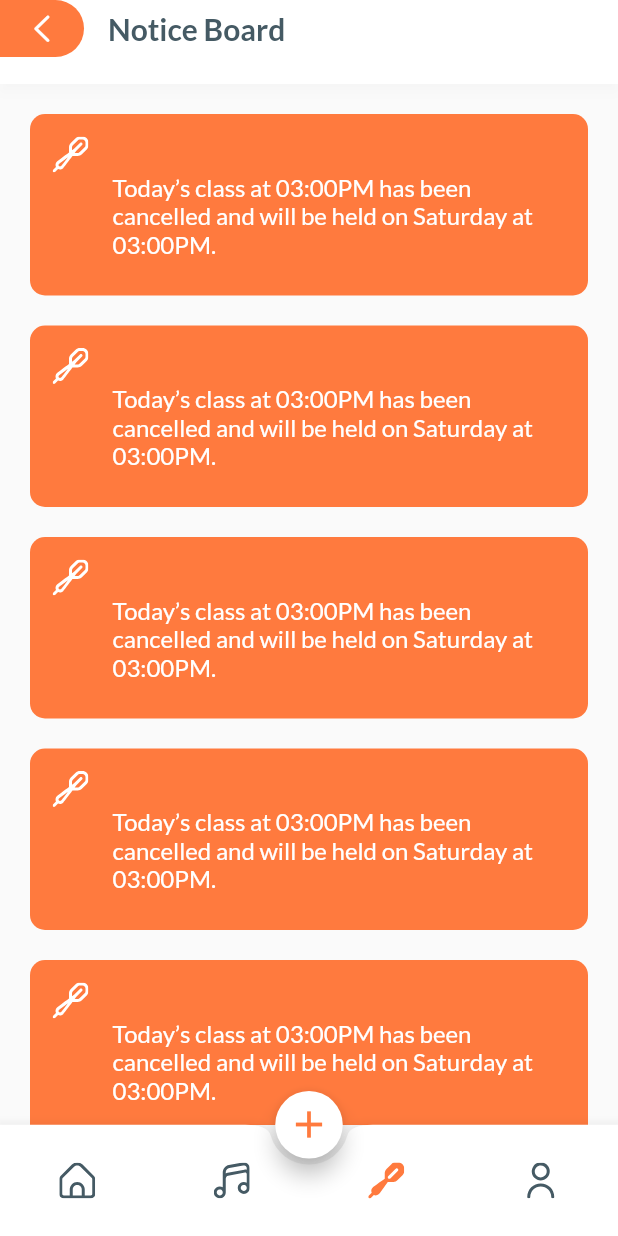
After one commit to tahaansari800/gurukul_app, a Flutter app: the screen it shows after launch, item 3 of the bottom bar chosen, on a phone screen of 412 x 824 dp. The commit adds this screen. Run offline on Flutter 3.47's test engine with Material 2 defaults, Android fonts, the phone set to English and light mode, and no system bars; our stand-ins replace flutter_svg, google_fonts.

Commit message:
notice screen added and floatingbtn color change conditon

```diff
--- a/lib/routes.dart
+++ b/lib/routes.dart
@@ -3,6 +3,7 @@ import 'package:grukul_schedular_app/screens/classes_mode.dart';
 import 'package:grukul_schedular_app/screens/details_scrn.dart';
 import 'package:grukul_schedular_app/screens/home_scrn.dart';
 import 'package:grukul_schedular_app/screens/myprofile/profile_edit_scrn.dart';
+import 'package:grukul_schedular_app/screens/notice_board_scrn.dart';
 import 'package:grukul_schedular_app/screens/otp_scrn.dart';
 import 'package:grukul_schedular_app/screens/pasions_scrn.dart';
 import 'package:grukul_schedular_app/screens/signin_scrn.dart';
@@ -24,4 +25,5 @@ final Map<String, WidgetBuilder> routes = {
   Classedmode.routName: (context) => const Classedmode(),
   CustomBottomNavigation.routName: (context) => const CustomBottomNavigation(),
   EditProfile.routName: (context) => const EditProfile(),
+  NoticeBoardScrn.routName: (context) => const NoticeBoardScrn(),
 };
--- a/lib/screens/componant/custom_navigation.dart
+++ b/lib/screens/componant/custom_navigation.dart
@@ -3,10 +3,13 @@ import 'package:flutter_svg/flutter_svg.dart';
 import 'package:grukul_schedular_app/constant.dart';
 import 'package:grukul_schedular_app/screens/home_scrn.dart';
 import 'package:grukul_schedular_app/screens/myprofile/profile_scrn.dart';
+import 'package:grukul_schedular_app/screens/notice_board_scrn.dart';
 
 class CustomBottomNavigation extends StatefulWidget {
   static String routName = '/custom_navigation';
-  const CustomBottomNavigation({Key? key}) : super(key: key);
+  const CustomBottomNavigation({
+    Key? key,
+  }) : super(key: key);
 
   @override
   State<CustomBottomNavigation> createState() => _CustomBottomNavigationState();
@@ -14,10 +17,15 @@ class CustomBottomNavigation extends StatefulWidget {
 
 class _CustomBottomNavigationState extends State<CustomBottomNavigation> {
   int _selectedIndex = 0;
+
+  ///change color of floating actionbutton
+  ///if true it will white else orange color
+  bool floatingBtnColor = false;
+
   List<Widget> screens = [
     const HomeScrn(),
     const HomeScrn(),
-    const HomeScrn(),
+    const NoticeBoardScrn(),
     const ProfileScrn(),
   ];
   @override
@@ -27,11 +35,11 @@ class _CustomBottomNavigationState extends State<CustomBottomNavigation> {
         height: 45,
         width: 45,
         child: FloatingActionButton(
-          backgroundColor: orange,
+          backgroundColor: floatingBtnColor == false ? orange : white,
           onPressed: () {},
-          child: const Icon(
+          child: Icon(
             Icons.add,
-            color: white,
+            color: floatingBtnColor == false ? white : orange,
             size: 30,
           ),
         ),
@@ -47,6 +55,8 @@ class _CustomBottomNavigationState extends State<CustomBottomNavigation> {
             IconBottomBar(
               selected: _selectedIndex == 0,
               onPressed: () {
+                floatingBtnColor = false;
+
                 setState(() {
                   _selectedIndex = 0;
                 });
@@ -57,6 +67,8 @@ class _CustomBottomNavigationState extends State<CustomBottomNavigation> {
             IconBottomBar(
               selected: _selectedIndex == 1,
               onPressed: () {
+                floatingBtnColor = true;
+
                 setState(() {
                   _selectedIndex = 1;
                 });
@@ -67,6 +79,7 @@ class _CustomBottomNavigationState extends State<CustomBottomNavigation> {
             IconBottomBar(
               selected: _selectedIndex == 2,
               onPressed: () {
+                floatingBtnColor = true;
                 setState(() {
                   _selectedIndex = 2;
                 });
@@ -77,6 +90,8 @@ class _CustomBottomNavigationState extends State<CustomBottomNavigation> {
             IconBottomBar(
               selected: _selectedIndex == 3,
               onPressed: () {
+                floatingBtnColor = false;
+
                 setState(() {
                   _selectedIndex = 3;
                 });
--- /dev/null
+++ b/lib/screens/notice_board_scrn.dart
@@ -0,0 +1,89 @@
+import 'package:flutter/material.dart';
+import 'package:flutter_svg/flutter_svg.dart';
+import 'package:grukul_schedular_app/constant.dart';
+import 'package:grukul_schedular_app/screens/componant/custom_appbar.dart';
+import 'package:grukul_schedular_app/screens/componant/custom_navigation.dart';
+
+class NoticeBoardScrn extends StatelessWidget {
+  static String routName = '/notice_board_scrn';
+  const NoticeBoardScrn({Key? key}) : super(key: key);
+
+  @override
+  Widget build(BuildContext context) {
+    return Scaffold(
+      appBar: CustomAppBar(
+        appBar: AppBar(),
+        ontap: () {
+          Navigator.pushNamed(context, CustomBottomNavigation.routName);
+        },
+        title: 'Notice Board',
+      ),
+      body: Padding(
+        padding: const EdgeInsets.symmetric(horizontal: 20.0),
+        child: SingleChildScrollView(
+          child: Column(children: [
+            ListView.builder(
+              primary: false,
+              itemCount: 5,
+              physics: const NeverScrollableScrollPhysics(),
+              shrinkWrap: true,
+              itemBuilder: (BuildContext context, int index) {
+                return const NoticeBoardCard(
+                  text:
+                      'Today’s class at 03:00PM has been cancelled and will be held on Saturday at 03:00PM.',
+                );
+              },
+            ),
+          ]),
+        ),
+      ),
+    );
+  }
+}
+
+class NoticeBoardCard extends StatelessWidget {
+  const NoticeBoardCard({
+    Key? key,
+    required this.text,
+  }) : super(key: key);
+  final String text;
+
+  @override
+  Widget build(BuildContext context) {
+    return IntrinsicHeight(
+      child: Container(
+        margin: const EdgeInsets.only(top: 20),
+        // constraints:  BoxConstraints(
+        //   maxHeight: double.infinity,
+        // ),
+        padding: const EdgeInsets.symmetric(horizontal: 15, vertical: 15),
+        // height: scHeight(context) / 6,
+        width: double.infinity,
+        decoration: BoxDecoration(
+            borderRadius: BorderRadius.circular(10), color: orange),
+        child: Column(
+          // mainAxisSize: MainAxisSize.min,
+          crossAxisAlignment: CrossAxisAlignment.start,
+          children: [
+            SizedBox(
+                child: SvgPicture.asset(
+              'assets/icons/fi-rr-dart.svg',
+              color: white,
+            )),
+            const Spacer(),
+            Padding(
+              padding: const EdgeInsets.only(left: 40.0),
+              child: Text(
+                text,
+                style: bodyText1(color: white),
+              ),
+            ),
+            const SizedBox(
+              height: 10,
+            )
+          ],
+        ),
+      ),
+    );
+  }
+}
```
